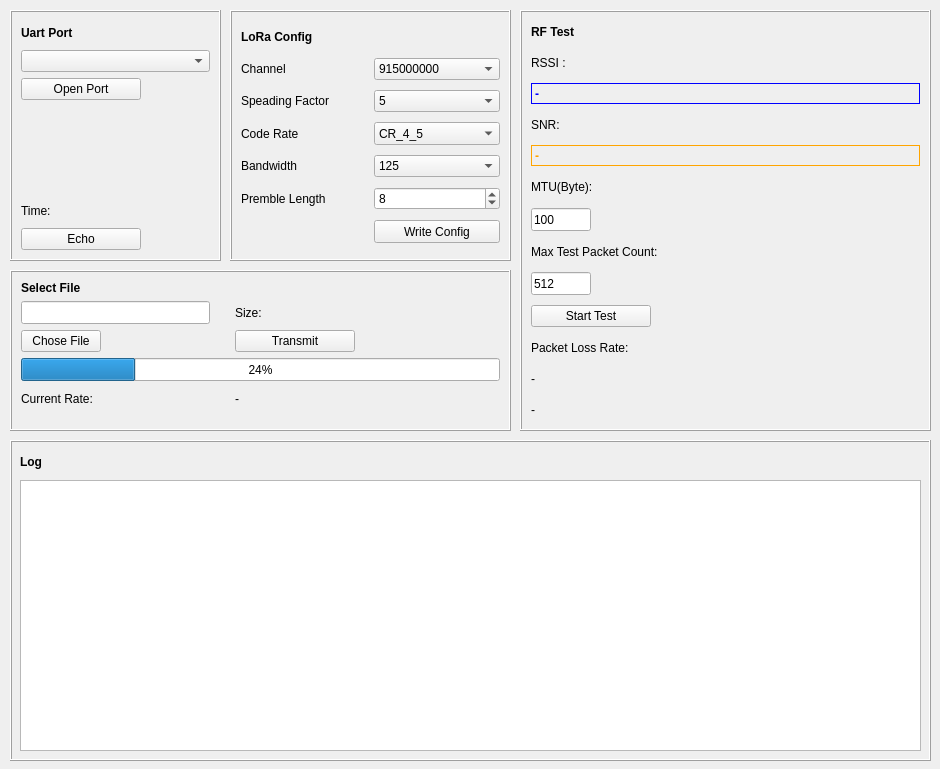
Before: the Qt Designer form mainwindow.ui in DanielCao0/QT_ISM2400, drawn with Qt 5.
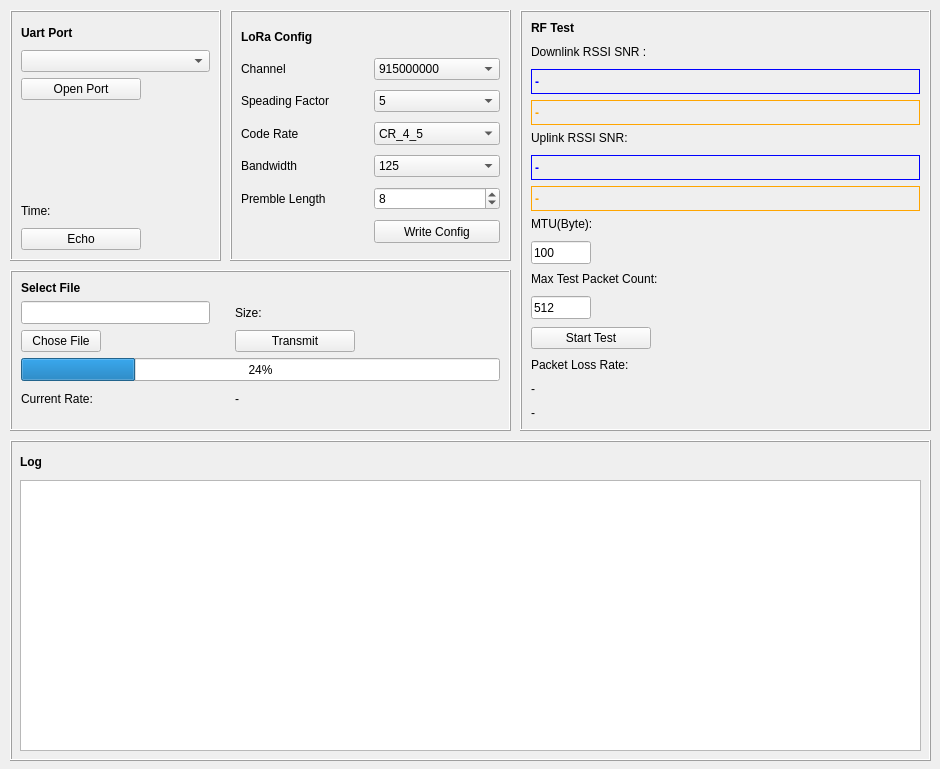
After: the same form once the commit is applied.

Commit message: 增加上行RSSI

The edit to the form file:
```diff
--- a/mainwindow.ui
+++ b/mainwindow.ui
@@ -758,12 +758,18 @@
      <item>
       <widget class="QLabel" name="label_2">
        <property name="text">
-        <string>RSSI :</string>
+        <string>Downlink RSSI SNR :</string>
        </property>
       </widget>
      </item>
      <item>
       <widget class="QLabel" name="rssi">
+       <property name="minimumSize">
+        <size>
+         <width>0</width>
+         <height>25</height>
+        </size>
+       </property>
        <property name="font">
         <font>
          <family>Tahoma</family>
@@ -782,15 +788,73 @@
        </property>
       </widget>
      </item>
-     <item>
-      <widget class="QLabel" name="label_13">
-       <property name="text">
-        <string>SNR:</string>
-       </property>
-      </widget>
-     </item>
      <item>
       <widget class="QLabel" name="snr">
+       <property name="minimumSize">
+        <size>
+         <width>0</width>
+         <height>25</height>
+        </size>
+       </property>
+       <property name="font">
+        <font>
+         <family>Tahoma</family>
+         <weight>75</weight>
+         <bold>true</bold>
+        </font>
+       </property>
+       <property name="styleSheet">
+        <string notr="true">color: rgb(255, 165, 0);</string>
+       </property>
+       <property name="frameShape">
+        <enum>QFrame::Box</enum>
+       </property>
+       <property name="text">
+        <string>-</string>
+       </property>
+      </widget>
+     </item>
+     <item>
+      <widget class="QLabel" name="label_13">
+       <property name="text">
+        <string>Uplink RSSI SNR:</string>
+       </property>
+      </widget>
+     </item>
+     <item>
+      <widget class="QLabel" name="rssi_2">
+       <property name="minimumSize">
+        <size>
+         <width>0</width>
+         <height>25</height>
+        </size>
+       </property>
+       <property name="font">
+        <font>
+         <family>Tahoma</family>
+         <weight>75</weight>
+         <bold>true</bold>
+        </font>
+       </property>
+       <property name="styleSheet">
+        <string notr="true">color: rgb(0, 0, 255);</string>
+       </property>
+       <property name="frameShape">
+        <enum>QFrame::Box</enum>
+       </property>
+       <property name="text">
+        <string>-</string>
+       </property>
+      </widget>
+     </item>
+     <item>
+      <widget class="QLabel" name="snr_2">
+       <property name="minimumSize">
+        <size>
+         <width>0</width>
+         <height>25</height>
+        </size>
+       </property>
        <property name="font">
         <font>
          <family>Tahoma</family>
```
Left out of the diff: 25 changed lines with no effect on the pictures. The commit also changes 3 other files.
